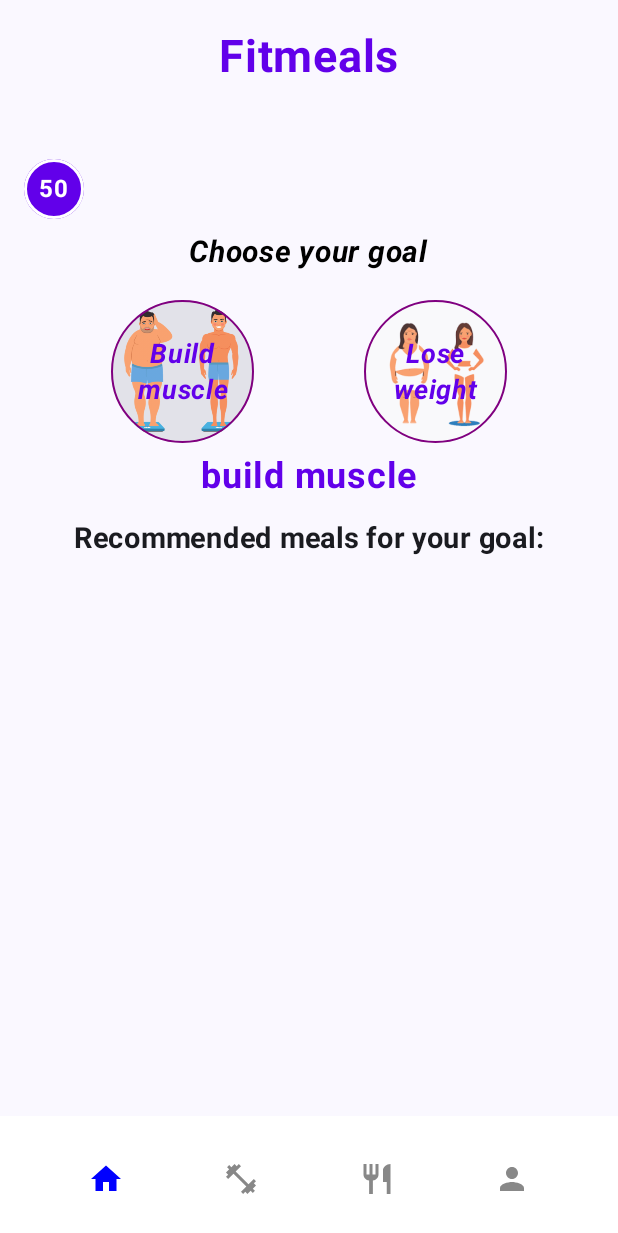
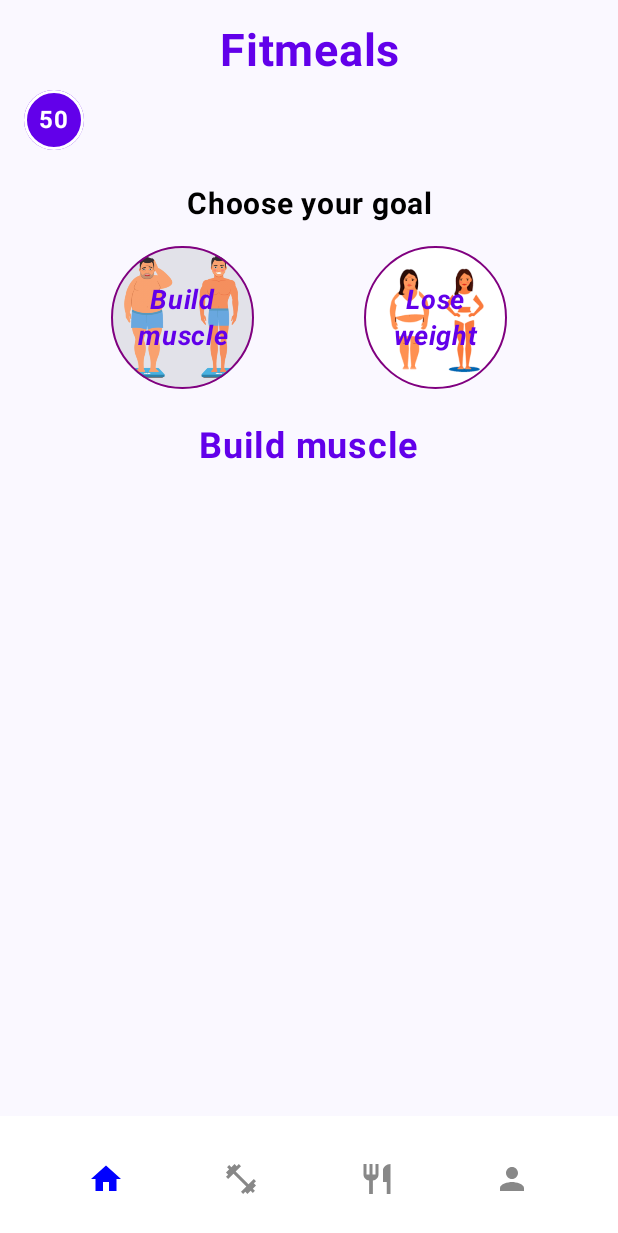
Before and after one commit to brky00/TrainingApp, an Android app built with Jetpack Compose: the HomePage screen opened through its navigation route, after a tap on "Build muscle", on a phone screen of 412 x 824 dp. Shown: the top 1233 px of the screen. Run offline under Robolectric (Android 15) with nearby library versions, the phone set to English and light mode, and no system bars; our stand-ins replace Firebase (no records; nobody signed in at launch, a user with empty details on screens opened directly).

Commit message:
Homepage scroll added with lazy column

```diff
--- a/app/src/main/java/com/trainingappMob/myapplicationtraining/HomePage.kt
+++ b/app/src/main/java/com/trainingappMob/myapplicationtraining/HomePage.kt
@@ -8,7 +8,6 @@ import androidx.compose.foundation.border
 import androidx.compose.foundation.clickable
 import androidx.compose.foundation.layout.Arrangement
 import androidx.compose.foundation.layout.Box
-import androidx.compose.foundation.layout.Column
 import androidx.compose.foundation.layout.Row
 import androidx.compose.foundation.layout.Spacer
 import androidx.compose.foundation.layout.fillMaxSize
@@ -16,6 +15,8 @@ import androidx.compose.foundation.layout.fillMaxWidth
 import androidx.compose.foundation.layout.padding
 import androidx.compose.foundation.layout.size
 import androidx.compose.foundation.layout.width
+import androidx.compose.foundation.lazy.LazyColumn
+import androidx.compose.foundation.lazy.items
 import androidx.compose.foundation.shape.CircleShape
 import androidx.compose.foundation.shape.RoundedCornerShape
 import androidx.compose.material3.Card
@@ -25,16 +26,11 @@ import androidx.compose.material3.Text
 import androidx.compose.runtime.Composable
 import androidx.compose.runtime.collectAsState
 import androidx.compose.runtime.getValue
-import androidx.compose.runtime.mutableStateOf
-import androidx.compose.runtime.remember
-import androidx.compose.runtime.setValue
 import androidx.compose.ui.Alignment
 import androidx.compose.ui.Modifier
 import androidx.compose.ui.graphics.Color
-import androidx.compose.ui.graphics.graphicsLayer
 import androidx.compose.ui.layout.ContentScale
 import androidx.compose.ui.res.painterResource
-import androidx.compose.ui.text.font.FontStyle
 import androidx.compose.ui.text.font.FontWeight
 import androidx.compose.ui.text.style.TextAlign
 import androidx.compose.ui.unit.dp
@@ -42,55 +38,59 @@ import androidx.compose.ui.unit.sp
 import androidx.navigation.NavHostController
 import com.trainingappMob.myapplicationtraining.components.MealCard
 import com.trainingappMob.myapplicationtraining.viewService.MealViewModel
-import androidx.compose.foundation.lazy.LazyColumn
-import androidx.compose.foundation.lazy.items
+import androidx.compose.runtime.*
+import androidx.compose.ui.graphics.graphicsLayer
+import androidx.compose.ui.text.font.FontStyle
 
 
-// version 2
+// version new version new last
+//last
 @SuppressLint("UnusedMaterial3ScaffoldPaddingParameter")
 @Composable
 fun HomePage(navController: NavHostController, viewModel: MealViewModel) {
     Scaffold(
         bottomBar = { BottomNavBar(navController = navController) }
-    ) {
-        Box(
-            modifier = Modifier
-                .fillMaxSize()
-        ) {
-            // states
+    ) { paddingValues ->
+        // getting data from viewmodel
         val meals = viewModel.meals.collectAsState().value
         val loading by viewModel.loading.collectAsState()
         var selectedGoal by remember { mutableStateOf<String?>("Please choose a goal") }
 
-
-
-
-            // content
-            Column(
-                modifier = Modifier.fillMaxSize(),
-                verticalArrangement = Arrangement.SpaceBetween,
+        LazyColumn(
+            modifier = Modifier
+                .fillMaxSize()
+                .padding(paddingValues),
             horizontalAlignment = Alignment.CenterHorizontally
         ) {
-                Column(horizontalAlignment = Alignment.CenterHorizontally) {
+            // Title: Fitmeals
+            item {
                 Text(
                     text = "Fitmeals",
                     color = Color(0xFF6200EA),
                     fontSize = 30.sp,
                     fontWeight = FontWeight.Bold,
-                        modifier = Modifier.padding(top = 20.dp)
+                    textAlign = TextAlign.Center,
+                    modifier = Modifier.padding(top = 16.dp, bottom = 8.dp) // Avstand til toppen og mellomrom til Score
                 )
-                    Row(modifier = Modifier.fillMaxWidth().padding(top = 50.dp)) {
-                        Spacer(modifier = Modifier.width(16.dp))
+            }
+
+
+            // Score Component (Start-aligned)
+            item {
+                Row(
+                    modifier = Modifier
+                        .fillMaxWidth()
+                        .padding(start = 16.dp, bottom = 8.dp), // Justering for å plassere til venstre
+                    verticalAlignment = Alignment.CenterVertically
+                ) {
                     Card(
                         shape = CircleShape,
                         modifier = Modifier.size(40.dp)
                             .border(2.dp, Color.White, shape = CircleShape),
                         colors = CardDefaults.cardColors(containerColor = Color(0xFF6200EA))
                     ) {
-                            Box(
-                                contentAlignment = Alignment.Center,
-                                modifier = Modifier.fillMaxSize()
-                            ) {
+                        Box( contentAlignment = Alignment.Center,
+                            modifier = Modifier.fillMaxSize()) {
                             Text(
                                 fontWeight = FontWeight.Bold,
                                 text = "50",
@@ -100,35 +100,42 @@ fun HomePage(navController: NavHostController, viewModel: MealViewModel) {
                         }
                     }
                 }
+            }
 
+
+            // Choose Your Goal Text
+            item {
                 Text(
-                        modifier = Modifier.padding(top = 10.dp),
                     text = "Choose your goal",
                     fontSize = 20.sp,
                     fontWeight = FontWeight.Bold,
-                        fontStyle = FontStyle.Italic,
-                        color = Color.Black
+                    color = Color.Black,
+                    textAlign = TextAlign.Center,
+                    modifier = Modifier.padding(top = 16.dp)
                 )
+            }
 
-                    // Row Top (for cards)
+            // Goal Selection Row
+            item {
                 Row(
                     modifier = Modifier
                         .fillMaxWidth()
-                            .padding(top = 20.dp),
+                        .padding(vertical = 16.dp),
                     horizontalArrangement = Arrangement.SpaceEvenly
                 ) {
+                    // Build Muscle Card
                     Card(
-                            modifier = Modifier.size(95.dp, 95.dp).clickable {
-                                selectedGoal = "build muscle"
+                        modifier = Modifier
+                            .size(95.dp)
+                            .clickable {
+                                selectedGoal = "Build muscle"
                                 viewModel.loadMeals("build muscle")
                             },
                         shape = RoundedCornerShape(100.dp),
                         border = BorderStroke(1.dp, Color(0xFF800080))
                     ) {
-                            Box(
-                                modifier = Modifier.fillMaxSize(),
-                                contentAlignment = Alignment.Center
-                            ) {
+                        Box( modifier = Modifier.fillMaxSize(),
+                            contentAlignment = Alignment.Center) {
                             Image(
                                 painter = painterResource(id = R.drawable.buildmuscles),
                                 contentDescription = "Card Image",
@@ -147,20 +154,24 @@ fun HomePage(navController: NavHostController, viewModel: MealViewModel) {
                         }
                     }
 
+                    // Lose Weight Card
                     Card(
-                            modifier = Modifier.size(95.dp, 95.dp).clickable {
-                                selectedGoal = "lose weight"
+                        modifier = Modifier
+                            .size(95.dp)
+                            .clickable {
+                                selectedGoal = "Lose weight"
                                 viewModel.loadMeals("lose weight")
                             },
                         shape = RoundedCornerShape(100.dp),
                         border = BorderStroke(1.dp, Color(0xFF800080))
                     ) {
-                            Box {
+                        Box(modifier = Modifier.fillMaxSize(),
+                            contentAlignment = Alignment.Center) {
                             Image(
                                 painter = painterResource(id = R.drawable.loseweight),
-                                    contentDescription = "Card Image",
+                                contentDescription = "Lose weight",
                                 contentScale = ContentScale.Crop,
-                                    modifier = Modifier.fillMaxSize().graphicsLayer(alpha = 0.8f)
+                                modifier = Modifier.fillMaxSize()
                             )
                             Text(
                                 text = "Lose weight",
@@ -174,19 +185,9 @@ fun HomePage(navController: NavHostController, viewModel: MealViewModel) {
                         }
                     }
                 }
+            }
 
-                    Column(
-                        modifier = Modifier
-                            .fillMaxSize()
-                            .weight(1f),
-                        horizontalAlignment = Alignment.CenterHorizontally
-                    ) {
-                        LazyColumn(
-                            horizontalAlignment = Alignment.CenterHorizontally,
-                            modifier = Modifier
-                                .fillMaxSize()
-                                .padding(bottom = 56.dp) // padding for bottombar
-                        ) {
+            // Selected Goal or Placeholder
             item {
                 Text(
                     text = selectedGoal ?: "Please choose a goal",
@@ -197,6 +198,7 @@ fun HomePage(navController: NavHostController, viewModel: MealViewModel) {
                 )
             }
 
+            // Meals Section
             if (loading) {
                 item {
                     Text(
@@ -204,37 +206,24 @@ fun HomePage(navController: NavHostController, viewModel: MealViewModel) {
                         fontSize = 25.sp,
                         fontWeight = FontWeight.Bold,
                         color = Color.Black,
-                                        modifier = Modifier.padding(top = 16.dp)
+                        textAlign = TextAlign.Center,
+                        modifier = Modifier.padding(16.dp)
                     )
                 }
             } else if (selectedGoal != "Please choose a goal") {
-                                item {
-                                    Text(
-                                        text = "Recommended meals for your goal:",
-                                        fontSize = 19.sp,
-                                        fontWeight = FontWeight.Bold,
-                                        modifier = Modifier.padding(top = 16.dp)
-                                    )
-                                }
-
                 items(meals.chunked(2)) { rowMeals ->
                     Row(
-                                        modifier = Modifier.fillMaxWidth(),
+                        modifier = Modifier
+                            .fillMaxWidth()
+                            .padding(horizontal = 8.dp),
                         horizontalArrangement = Arrangement.SpaceEvenly
                     ) {
                         rowMeals.forEach { meal ->
-                                            MealCard(meal)
+                            MealCard(meal = meal)
                         }
                     }
                 }
             }
         }
     }
-
-
 }
-            }
-        }
-
-    }
-}
--- a/app/src/main/java/com/trainingappMob/myapplicationtraining/components/MealCard.kt
+++ b/app/src/main/java/com/trainingappMob/myapplicationtraining/components/MealCard.kt
@@ -34,14 +34,14 @@ fun MealCard(meal: Meal) {
         Column {
             val imageResId = getImageResourceId(meal.imageName)
 
-            // Bruk Coil med minneoptimalisering (skaler bildet til ønsket størrelse)
+            // Used Coil with memory optimalization (scalling imagee)
             val painter = rememberAsyncImagePainter(
                 model = ImageRequest.Builder(LocalContext.current)
                     .data(imageResId)
                     .apply {
-                        // Optimalisering: spesifiser maksimal størrelse for bildet
-                        size(120, 120) // Tilpass størrelsen til visningen
-                        scale(Scale.FIT) // Behold bildets proporsjoner
+                        // Optimalizing max size of image
+                        size(120, 120) // adjusting the size
+                        scale(Scale.FIT)
                     }
                     .build()
             )
```
Lines whose indentation alone changed are shown as unchanged.
